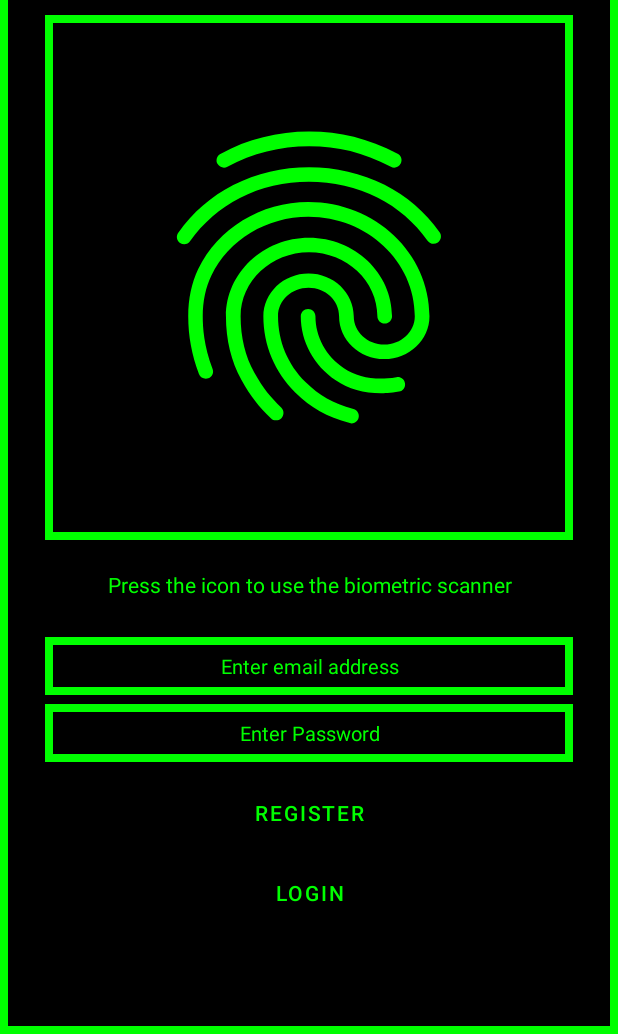
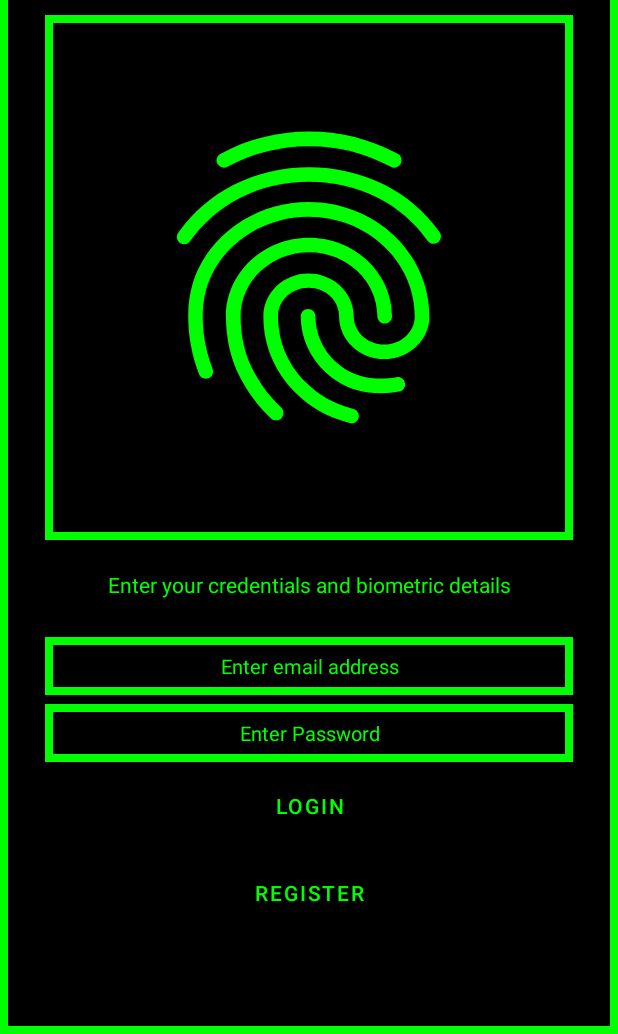
Before and after one commit to Xeals-Senpai/BioSecure, an Android app: the screen it shows after launch (loginActivity), on a phone screen of 412 x 824 dp, the part 202-1236 px from its top. Run offline under Robolectric (Android 15) with nearby library versions, the phone set to English and light mode, and no system bars; our stand-ins replace Firebase (no records; nobody signed in at launch, a user with empty details on screens opened directly).

```diff
--- a/app/src/main/AndroidManifest.xml
+++ b/app/src/main/AndroidManifest.xml
@@ -2,7 +2,7 @@
 <manifest xmlns:android="http://schemas.android.com/apk/res/android"
     package="com.example.Main">
 
-    <uses-permission android:name="android.permission.USE_BIOMETRIC"/>
+    <uses-permission android:name="android.permission.USE_BIOMETRIC" />
 
     <application
         android:allowBackup="true"
@@ -11,7 +11,8 @@
         android:roundIcon="@mipmap/ic_launcher_round"
         android:supportsRtl="true"
         android:theme="@style/Theme.MaterialComponents.DayNight.DarkActionBar">
-        <activity android:name="main.RegisterUser"></activity>
+        <activity android:name="main.userActivity"></activity>
+        <activity android:name="main.RegisterUser" />
         <activity android:name="main.loginActivity">
             <intent-filter>
                 <action android:name="android.intent.action.MAIN" />
--- a/app/src/main/java/main/loginActivity.java
+++ b/app/src/main/java/main/loginActivity.java
@@ -30,7 +30,6 @@ public class loginActivity extends AppCompatActivity implements View.OnClickList
     private Button loginButton, registerButton;
     private EditText userText, passwordText;
     private TextView biometricText;
-    private ImageView fprint;
     private BiometricPrompt biometricPrompt;
     private BiometricPrompt.PromptInfo promptInfo;
     private Executor executor;
@@ -46,7 +45,8 @@ public class loginActivity extends AppCompatActivity implements View.OnClickList
         userText = findViewById(R.id.userText);
         passwordText = findViewById(R.id.passwordText);
 
-        fprint = findViewById(R.id.fingerprintImage);
+        mAuth = FirebaseAuth.getInstance();
+
         biometricText = findViewById(R.id.biometricLabel);
 
         executor = ContextCompat.getMainExecutor(this);
@@ -54,21 +54,18 @@ public class loginActivity extends AppCompatActivity implements View.OnClickList
             @Override
             public void onAuthenticationError(int errorCode, @NonNull @NotNull CharSequence errString) {
                 super.onAuthenticationError(errorCode, errString);
-                biometricText.setText(String.format("Authentication error: %s", errString));
                 Toast.makeText(getApplicationContext(), "Authentication error: "+errString, Toast.LENGTH_LONG).show();
             }
 
             @Override
             public void onAuthenticationSucceeded(@NonNull @NotNull BiometricPrompt.AuthenticationResult result) {
                 super.onAuthenticationSucceeded(result);
-                biometricText.setText(R.string.authsuccess);
                 Toast.makeText(getApplicationContext(), R.string.authsuccess, Toast.LENGTH_SHORT).show();
             }
 
             @Override
             public void onAuthenticationFailed() {
                 super.onAuthenticationFailed();
-                biometricText.setText(R.string.authfailed);
                 Toast.makeText(getApplicationContext(), R.string.authfailed, Toast.LENGTH_SHORT).show();
             }
         });
@@ -76,12 +73,11 @@ public class loginActivity extends AppCompatActivity implements View.OnClickList
         promptInfo = new BiometricPrompt.PromptInfo.Builder()
                 .setTitle("Biometric Authentication")
                 .setSubtitle("Login using fingerprint authentication")
-                .setNegativeButtonText("Login using email/password instead")
+                .setNegativeButtonText("cancel")
                 .build();
 
         loginButton.setOnClickListener(this);
         registerButton.setOnClickListener(this);
-        fprint.setOnClickListener(this);
 
     }
 
@@ -89,12 +85,10 @@ public class loginActivity extends AppCompatActivity implements View.OnClickList
     public void onClick(View v) {
         switch (v.getId()) {
             case R.id.loginButton:
+                biometricPrompt.authenticate(promptInfo);
                 break;
             case R.id.registerButton:
                 startActivity(new Intent(this, RegisterUser.class));
-                break;
-            case R.id.fingerprintImage:
-                biometricPrompt.authenticate(promptInfo);
                 break;
         }
     }
--- a/app/src/main/res/layout/loginscreen.xml
+++ b/app/src/main/res/layout/loginscreen.xml
@@ -37,7 +37,7 @@
         android:id="@+id/biometricLabel"
         android:padding="10dp"
         android:layout_marginTop="10dp"
-        android:hint="@string/biometricLabel"
+        android:hint="@string/label2"
         android:textColorHint="@color/lime_green"
         android:textAlignment="center" />
 
@@ -74,19 +74,19 @@
     <Button
         android:layout_width="match_parent"
         android:layout_height="wrap_content"
+        android:id="@+id/loginButton"
+        android:text="@string/login"
+        android:textColor="#00FF00"
+        android:layout_marginTop="5dp"
+        android:backgroundTint="@color/black"/>
+
+    <Button
+        android:layout_width="match_parent"
+        android:layout_height="wrap_content"
         android:id="@+id/registerButton"
         android:text="@string/register"
         android:textColor="#00FF00"
         android:layout_marginTop="10dp"
         android:backgroundTint="@color/black" />
 
-    <Button
-        android:layout_width="match_parent"
-        android:layout_height="wrap_content"
-        android:id="@+id/loginButton"
-        android:text="@string/login"
-        android:textColor="#00FF00"
-        android:layout_marginTop="5dp"
-        android:backgroundTint="@color/black"/>
-
 </LinearLayout>
--- a/app/src/main/res/values/strings.xml
+++ b/app/src/main/res/values/strings.xml
@@ -10,7 +10,7 @@
     <string name="emailLabel">Enter email address</string>
     <string name="confirm_password">Confirm password</string>
     <string name="enter_your_age">Enter your age</string>
-    <string name="biometricLabel">Press the icon to use the biometric scanner</string>
+    <string name="label2">Enter your credentials and biometric details</string>
     <string name="authsuccess">Authentication successful!</string>
     <string name="authfailed">Authentication failed!</string>
 </resources>
```
Also changed, not shown: app/src/main/java/main/userActivity.java (added, +14 -0 lines), app/src/main/res/layout/useractivity.xml (added, +9 -0 lines).
